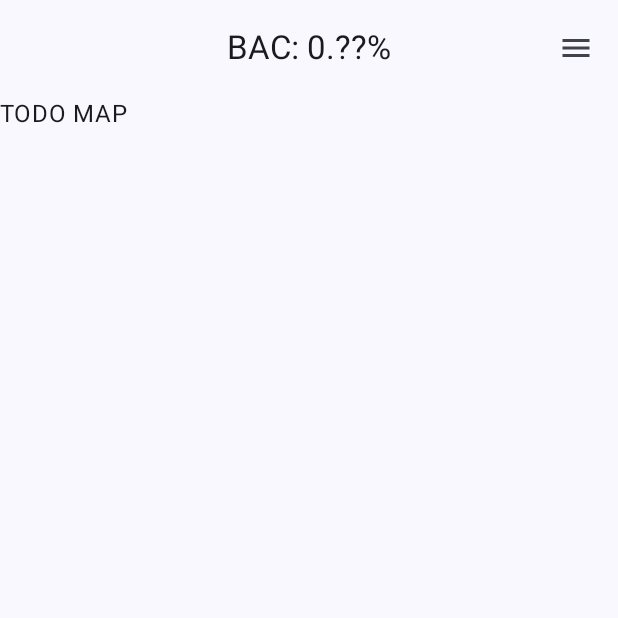
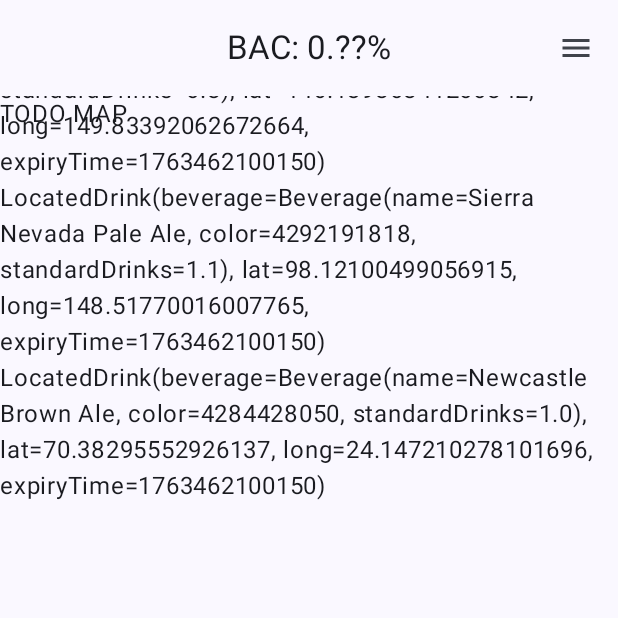
Before and after one commit to WheatonBednarek/Tipsy-Trek, an Android app built with Jetpack Compose: the screen it shows after launch (MainActivity), on a phone screen of 412 x 824 dp, the top half of it. Run offline under Robolectric (Android 15) with nearby library versions, the phone set to English and light mode, and no system bars.

Commit message:
drink location manager

```diff
--- a/app/src/main/java/com/cs407/tipsytrek/Beverages.kt
+++ b/app/src/main/java/com/cs407/tipsytrek/Beverages.kt
@@ -5,5 +5,6 @@ import kotlinx.serialization.Serializable
 @Serializable
 data class Beverage(
     val name: String,
-    val color: Long
+    val color: Long,
+    val standardDrinks: Double
 )
--- /dev/null
+++ b/app/src/main/java/com/cs407/tipsytrek/data/DrinkLocations.kt
@@ -0,0 +1,103 @@
+package com.cs407.tipsytrek.data
+
+import com.cs407.tipsytrek.Beverage
+import kotlinx.coroutines.flow.MutableStateFlow
+import kotlinx.coroutines.flow.StateFlow
+import kotlin.random.Random
+
+data class LocatedDrink(val beverage: Beverage, val lat: Double, val long: Double, val expiryTime: Long)
+class DrinkManager {
+
+    companion object {
+        // each longitude has 60 minutes and each minute has 60 seconds;
+        // we want 30 seconds (≈ regent to spooner street distance)
+        const val defaultRadius: Double = (1.0 / 60.0 / 60.0) * 30
+        const val numDrinksAdd = 3
+        const val newDrinkIntervalSeconds = 60
+        const val drinkExpiryTimeSeconds = 60 * 5
+        val possibleBevs = listOf(
+            Beverage("Coors Banquet", 0xfff8e28c, 20 * 0.05),
+            Beverage("Spotted Cow", 0xfff6e07a, 20 * 0.048),
+            Beverage("Guinness", 0xff1a0f07, 20 * 0.042),
+            Beverage("Heineken", 0xfff7e88a, 20 * 0.05),
+            Beverage("Blue Moon", 0xffe9c66f, 20 * 0.054),
+            Beverage("Budweiser", 0xfff7e07a, 20 * 0.05),
+            Beverage("Bud Light", 0xfff8eb9a, 20 * 0.042),
+            Beverage("Modelo Especial", 0xfff6e076, 20 * 0.044),
+            Beverage("Corona Extra", 0xfff7e995, 20 * 0.046),
+            Beverage("Stella Artois", 0xfff6e281, 20 * 0.052),
+            Beverage("Pabst Blue Ribbon", 0xfff7e38e, 20 * 0.047),
+            Beverage("Miller Lite", 0xfff7ec9b, 20 * 0.042),
+            Beverage("Sam Adams Boston Lager", 0xffc77027, 20 * 0.05),
+            Beverage("Lagunitas IPA", 0xffd99a3d, 20 * 0.065),
+            Beverage("Sierra Nevada Pale Ale", 0xffd5a64a, 20 * 0.055),
+            Beverage("Newcastle Brown Ale", 0xff5f2f12, 20 * 0.05),
+            Beverage("Fat Tire Amber Ale", 0xffc06724, 20 * 0.055),
+            Beverage("Dos Equis Lager", 0xfff6df72, 20 * 0.047),
+            Beverage("Shiner Bock", 0xff4b1e0e, 20 * 0.048),
+            Beverage("Yuengling Lager", 0xff853e12, 20 * 0.045),
+            Beverage("New Glarus Raspberry Tart", 0xffb0253c, 20 * 0.04),
+            Beverage("New Glarus Moon Man", 0xfff3d27c, 20 * 0.05),
+            Beverage("Leinenkugel's Original", 0xfff7e07a, 20 * 0.045),
+            Beverage("Leinenkugel's Honey Weiss", 0xfff4d77a, 20 * 0.055),
+            Beverage("Toppling Goliath Pseudo Sue", 0xfff2c55c, 20 * 0.065),
+            Beverage("Bell's Two Hearted Ale", 0xffd9953d, 20 * 0.07),
+            Beverage("Bell's Oberon", 0xffe5b44f, 20 * 0.057),
+            Beverage("Founders All Day IPA", 0xffddb14a, 20 * 0.042),
+            Beverage("Goose Island 312 Urban Wheat", 0xfff1d67b, 20 * 0.042),
+            Beverage("Surly Furious", 0xffb1441d, 20 * 0.067),
+            Beverage("White Claw Black Cherry", 0x66ffffff, 20 * 0.05),
+            Beverage("Truly Wild Berry", 0x66ffffff, 20 * 0.05),
+            Beverage("La Marca Prosecco", 0xfff7eaa4, 20 * 0.11),
+            Beverage("Josh Cabernet Sauvignon", 0xff3c0a0f, 20 * 0.13),
+            Beverage("Apothic Red Blend", 0xff4b0d12, 20 * 0.13),
+            Beverage("Jameson Irish Whiskey", 0xffc58527, 20 * 0.40),
+            Beverage("Patrón Silver Tequila", 0x66ffffff, 20 * 0.40),
+            Beverage("Captain Morgan Spiced Rum", 0xffb56a1d, 20 * 0.35),
+            Beverage("Aperol Spritz", 0xfff98a2d, 20 * 0.11),
+            Beverage("Margarita", 0xccd6e88a, 20 * 0.13)
+        )
+    }
+
+    private val savedDrinks: MutableList<LocatedDrink> = mutableListOf()
+    private val _drinksFlow = MutableStateFlow<List<LocatedDrink>>(emptyList())
+    val drinksFlow: StateFlow<List<LocatedDrink>> get() = _drinksFlow
+
+    private var prevAdd: Long = 0
+
+    fun tick(lat: Double, long: Double, radius: Double = defaultRadius) {
+        val now = System.currentTimeMillis()
+
+        // remove expired drinks
+        val itr = savedDrinks.iterator()
+        while (itr.hasNext()) {
+            val drink = itr.next()
+            if (drink.expiryTime < now) {
+                itr.remove()
+            }
+        }
+
+        if (now - prevAdd > 1000 * newDrinkIntervalSeconds) {
+            prevAdd = now
+            repeat(numDrinksAdd) {
+                savedDrinks.add(
+                    newBeverage(
+                        lat + Random.nextDouble() * radius * 2,
+                        long + Random.nextDouble() * radius * 2
+                    )
+                )
+            }
+        }
+
+        _drinksFlow.value = savedDrinks.toList()
+    }
+
+    private fun newBeverage(lat: Double, long: Double): LocatedDrink {
+        return LocatedDrink(
+            possibleBevs.random(),
+            lat,
+            long,
+            System.currentTimeMillis() + drinkExpiryTimeSeconds * 1000
+        )
+    }
+}
--- a/app/src/main/java/com/cs407/tipsytrek/ui/HomePage.kt
+++ b/app/src/main/java/com/cs407/tipsytrek/ui/HomePage.kt
@@ -1,5 +1,6 @@
 package com.cs407.tipsytrek.ui
 
+import androidx.compose.foundation.layout.Column
 import androidx.compose.foundation.layout.fillMaxSize
 import androidx.compose.foundation.layout.padding
 import androidx.compose.material.icons.Icons
@@ -10,11 +11,19 @@ import androidx.compose.material3.Icon
 import androidx.compose.material3.IconButton
 import androidx.compose.material3.Scaffold
 import androidx.compose.material3.Text
-import androidx.compose.material3.TopAppBar
 import androidx.compose.runtime.Composable
+import androidx.compose.runtime.LaunchedEffect
+import androidx.compose.runtime.collectAsState
+import androidx.compose.runtime.getValue
+import androidx.compose.runtime.mutableStateOf
+import androidx.compose.runtime.remember
+import androidx.compose.runtime.rememberCoroutineScope
 import androidx.compose.ui.Modifier
 import androidx.navigation.NavController
-import kotlinx.serialization.Serializable
+import com.cs407.tipsytrek.data.DrinkManager
+import kotlinx.coroutines.Dispatchers
+import kotlinx.coroutines.delay
+import kotlinx.coroutines.launch
 
 // lowk cursed kotlin allows these to have the same identifier
 val HomePageId = "Home"
@@ -22,6 +31,18 @@ val HomePageId = "Home"
 @OptIn(ExperimentalMaterial3Api::class)
 @Composable
 fun HomePage(navController: NavController) {
+    val drinkManager by remember { mutableStateOf(DrinkManager()) }
+    val drinks by drinkManager.drinksFlow.collectAsState()
+    // launch a thread to tick the drink manager every second to have it check for changes
+    val coroutineScope = rememberCoroutineScope()
+    LaunchedEffect(coroutineScope) {
+        coroutineScope.launch(Dispatchers.Main) {
+            while(true) {
+                drinkManager.tick(0.0, 0.0, 100.0)
+                delay(1000)
+            }
+        }
+    }
     Scaffold(
         modifier = Modifier.fillMaxSize(),
         topBar = {
@@ -39,5 +60,10 @@ fun HomePage(navController: NavController) {
         }
     ) { innerPadding ->
         Text("TODO MAP", Modifier.padding(innerPadding))
+        Column {
+            for (drink in drinks) {
+                Text(drink.toString())
+            }
+        }
     }
 }
--- a/app/src/main/java/com/cs407/tipsytrek/ui/SelectionScreen.kt
+++ b/app/src/main/java/com/cs407/tipsytrek/ui/SelectionScreen.kt
@@ -11,11 +11,10 @@ import androidx.compose.foundation.layout.height
 import androidx.compose.foundation.layout.padding
 import androidx.compose.foundation.layout.size
 import androidx.compose.foundation.layout.width
-import androidx.compose.foundation.lazy.LazyColumn
+import androidx.compose.foundation.rememberScrollState
+import androidx.compose.foundation.verticalScroll
 import androidx.compose.material.icons.Icons
 import androidx.compose.material.icons.automirrored.filled.ArrowBack
-import androidx.compose.material.icons.filled.ArrowBack
-import androidx.compose.material.icons.filled.Menu
 import androidx.compose.material3.CenterAlignedTopAppBar
 import androidx.compose.material3.ExperimentalMaterial3Api
 import androidx.compose.material3.Icon
@@ -25,17 +24,14 @@ import androidx.compose.material3.Text
 import androidx.compose.runtime.Composable
 import androidx.compose.ui.Alignment
 import androidx.compose.ui.Modifier
-import androidx.compose.ui.geometry.Offset
 import androidx.compose.ui.graphics.Color
-import androidx.compose.ui.graphics.PaintingStyle.Companion.Stroke
-import androidx.compose.ui.graphics.drawscope.Stroke
 import androidx.compose.ui.tooling.preview.Preview
 import androidx.compose.ui.unit.dp
 import androidx.compose.ui.unit.sp
 import androidx.navigation.NavController
 import androidx.navigation.compose.rememberNavController
 import com.cs407.tipsytrek.Beverage
-import kotlinx.serialization.Serializable
+import com.cs407.tipsytrek.data.DrinkManager
 
 val SelectionScreenId = "selection"
 
@@ -58,12 +54,11 @@ fun SelectionScreen(navController: NavController) {
             )
         }
     ) { innerPadding ->
-        val bevs = listOf(
-            Beverage("Coors Banquet", 0xffccbf4d),
-            Beverage("Spotted Cow", 0xffa0952e),
-            Beverage("Guinness", 0xff3d362d)
-        )
-        Column(Modifier.padding(innerPadding)) {
+        val bevs = DrinkManager.possibleBevs
+        Column(Modifier
+            .padding(innerPadding)
+            .verticalScroll(rememberScrollState())
+        ) {
             bevs.forEach {
                 SelectionRow(it, navController)
             }
```
